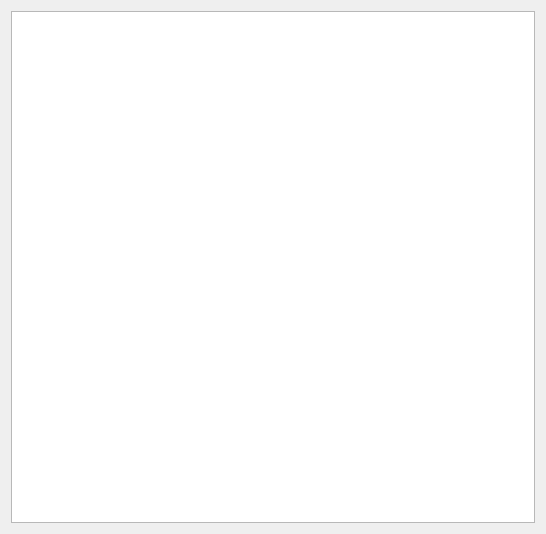
Old version of the form src/x/canbus/dataview.ui in the repository x-tools-author/x-tools.
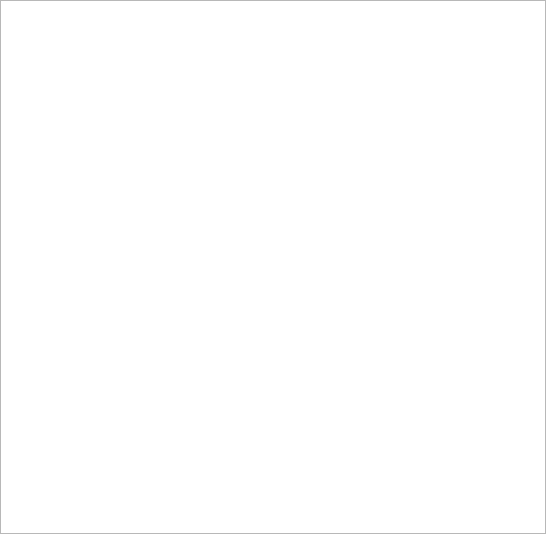
New version of the form.

Diff of the .ui file:
```diff
--- a/src/x/canbus/dataview.ui
+++ b/src/x/canbus/dataview.ui
@@ -14,6 +14,21 @@
    <string notr="true">Form</string>
   </property>
   <layout class="QVBoxLayout" name="verticalLayout">
+   <property name="spacing">
+    <number>4</number>
+   </property>
+   <property name="leftMargin">
+    <number>0</number>
+   </property>
+   <property name="topMargin">
+    <number>0</number>
+   </property>
+   <property name="rightMargin">
+    <number>0</number>
+   </property>
+   <property name="bottomMargin">
+    <number>0</number>
+   </property>
    <item>
     <widget class="QTableView" name="tableView"/>
    </item>
```
